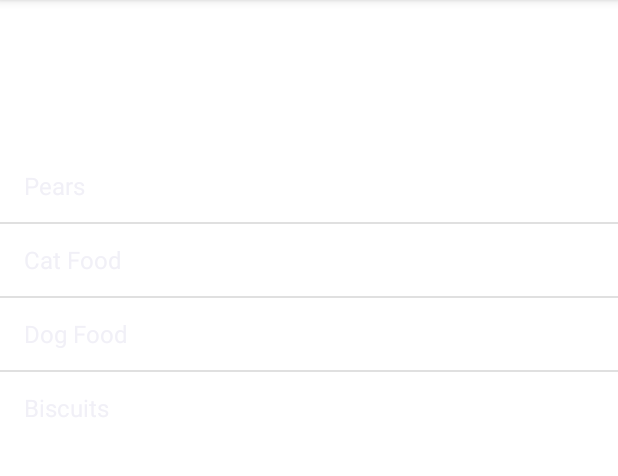
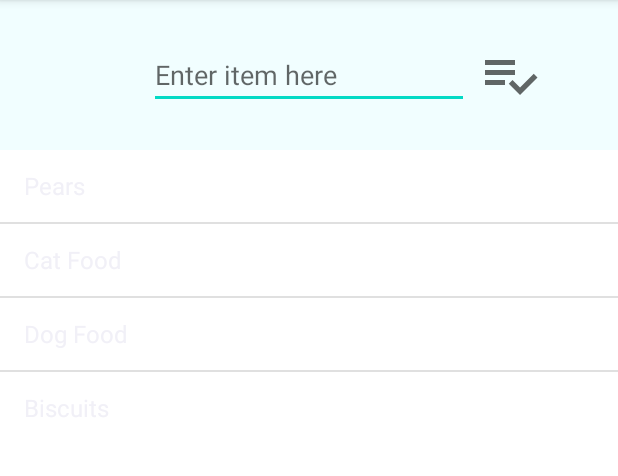
Before and after one commit to KeyboardKitten/ShoppingListvV2, an Android app: the screen it shows after launch (MainActivity), on a phone screen of 412 x 824 dp, the part 84-560 px from its top. Run offline under Robolectric (Android 15) with nearby library versions, the phone set to English and light mode, and no system bars.

Commit message:
Add to Shopping List function added
EditText and ImageView (acting as button) created with functionailty that updates the ListView when a changed is detected

```diff
--- a/app/src/main/java/com/example/shoppinglist/MainActivity.java
+++ b/app/src/main/java/com/example/shoppinglist/MainActivity.java
@@ -7,6 +7,8 @@ import android.os.Bundle;
 import android.view.View;
 import android.widget.AdapterView;
 import android.widget.ArrayAdapter;
+import android.widget.EditText;
+import android.widget.ImageView;
 import android.widget.ListView;
 import android.widget.Toast;
 
@@ -17,6 +19,8 @@ public class MainActivity extends AppCompatActivity {
     ListView listView;
     ArrayList<String> items;
     ArrayAdapter<String> adapter;
+    EditText input;
+    ImageView enter;
 
 
     @Override
@@ -25,6 +29,10 @@ public class MainActivity extends AppCompatActivity {
         setContentView(R.layout.activity_main);
 
         listView = findViewById(R.id.listView);
+        input = findViewById(R.id.input);
+        enter = findViewById(R.id.add);
+
+
         items = new ArrayList<>();
         items.add("Pears");
         items.add("Cat Food");
@@ -50,6 +58,20 @@ public class MainActivity extends AppCompatActivity {
         adapter = new ArrayAdapter<>(getApplicationContext(), android.R.layout.simple_list_item_1, items);
 
         listView.setAdapter(adapter);
+
+        enter.setOnClickListener(new View.OnClickListener() {
+            @Override
+            public void onClick(View v) {
+                String text = input.getText().toString();
+                if (text == null || text.length() == 0){
+                    makeToast("Enter an item");
+                } else {
+                    addItem(text);
+                    input.setText("");
+                    makeToast("Added: " + text);
+                }
+            }
+        });
     }
 
     Toast toast;
@@ -59,4 +81,9 @@ public class MainActivity extends AppCompatActivity {
         toast = Toast.makeText(getApplicationContext(), s, Toast.LENGTH_SHORT);
         toast.show();
     }
+
+    public void addItem(String item){
+        items.add(item);
+        adapter.notifyDataSetChanged();
+    }
 }
--- /dev/null
+++ b/app/src/main/res/drawable/add_item.xml
@@ -0,0 +1,10 @@
+<vector xmlns:android="http://schemas.android.com/apk/res/android"
+    android:width="24dp"
+    android:height="24dp"
+    android:viewportWidth="24"
+    android:viewportHeight="24"
+    android:tint="?attr/colorControlNormal">
+  <path
+      android:fillColor="@android:color/white"
+      android:pathData="M14,10H2v2h12V10zM14,6H2v2h12V6zM2,16h8v-2H2V16zM21.5,11.5L23,13l-6.99,7l-4.51,-4.5L13,14l3.01,3L21.5,11.5z"/>
+</vector>
--- a/app/src/main/res/layout/activity_main.xml
+++ b/app/src/main/res/layout/activity_main.xml
@@ -10,8 +10,25 @@
         android:layout_width="match_parent"
         android:layout_height="100dp"
         android:id="@+id/header"
+        android:background="#F1FEFF"
         >
-
+        <EditText
+            android:layout_width="wrap_content"
+            android:layout_height="wrap_content"
+            android:ems="10"
+            android:hint="Enter item here"
+            android:layout_centerInParent="true"
+            android:id="@+id/input"
+            />
+        <ImageView
+            android:layout_width="40sp"
+            android:layout_height="40sp"
+            android:layout_toRightOf="@+id/input"
+            android:id="@+id/add"
+            android:layout_marginLeft="7sp"
+            android:layout_centerVertical="true"
+            android:src="@drawable/add_item"
+            />
 
     </RelativeLayout>
 
```
